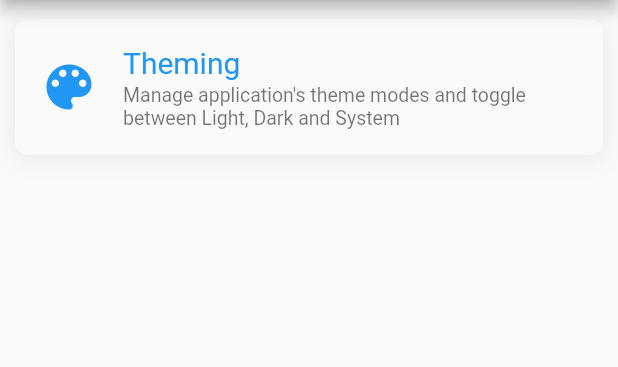
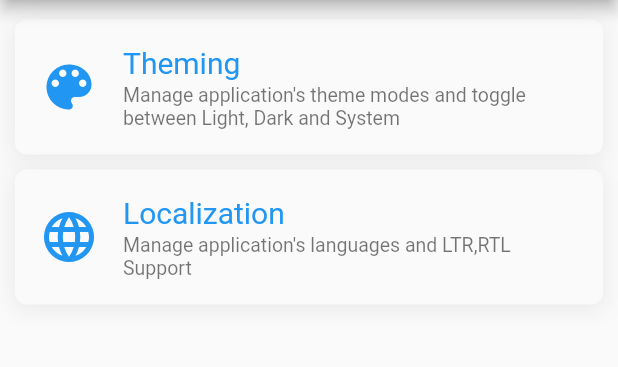
Before and after one commit to sari-shehada/generic_libs, a Flutter app: the screen it shows after launch, on a phone screen of 412 x 824 dp, the part 84-451 px from its top. Run offline on Flutter 3.47's test engine with Material 2 defaults, Android fonts, the light colour scheme and no system bars; our stand-ins replace flutter_screenutil, get.

Commit message:
added Localization Button and Page

```diff
--- a/lib/driver_code/pages/home_page.dart
+++ b/lib/driver_code/pages/home_page.dart
@@ -4,6 +4,7 @@ import '../../generic_libs/ui_widgets/buttons.dart';
 import 'package:get/get.dart';
 
 import 'Theming/Theming_page.dart';
+import 'localization/localization_page.dart';
 
 class HomePage extends StatelessWidget {
   const HomePage({super.key});
@@ -28,7 +29,14 @@ class HomePage extends StatelessWidget {
               label: 'Theming',
               description:
                   "Manage application's theme modes and toggle between Light, Dark and System",
+              icon: Icons.color_lens,
               onTap: () => Get.to(() => ThemingPage()),
+            ),
+            NavigationButton(
+              label: 'Localization',
+              description: "Manage application's languages and LTR,RTL Support",
+              icon: Icons.language,
+              onTap: () => Get.to(() => const LocalizationPage()),
             ),
           ],
         ),
--- a/lib/generic_libs/ui_widgets/buttons.dart
+++ b/lib/generic_libs/ui_widgets/buttons.dart
@@ -5,9 +5,11 @@ class NavigationButton extends StatelessWidget {
       {super.key,
       required this.label,
       required this.onTap,
-      this.description = ""});
+      this.description = "",
+      required this.icon});
 
   final String label;
+  final IconData icon;
   final String description;
   final VoidCallback onTap;
   @override
@@ -39,7 +41,7 @@ class NavigationButton extends StatelessWidget {
             child: Center(
                 child: ListTile(
               leading: Icon(
-                Icons.color_lens,
+                icon,
                 size: 40,
                 color: themeData.primaryColor,
               ),
```
Also changed, not shown: lib/driver_code/pages/localization/localization_page.dart (added, +17 -0 lines).
